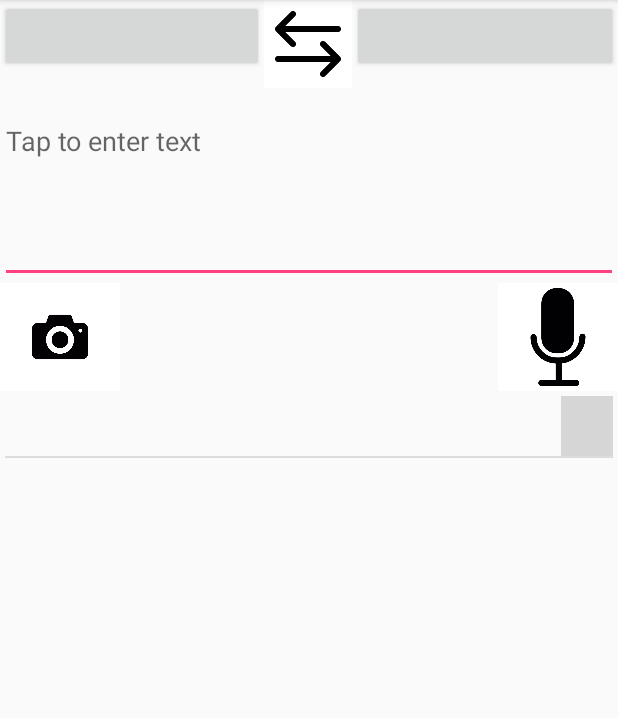
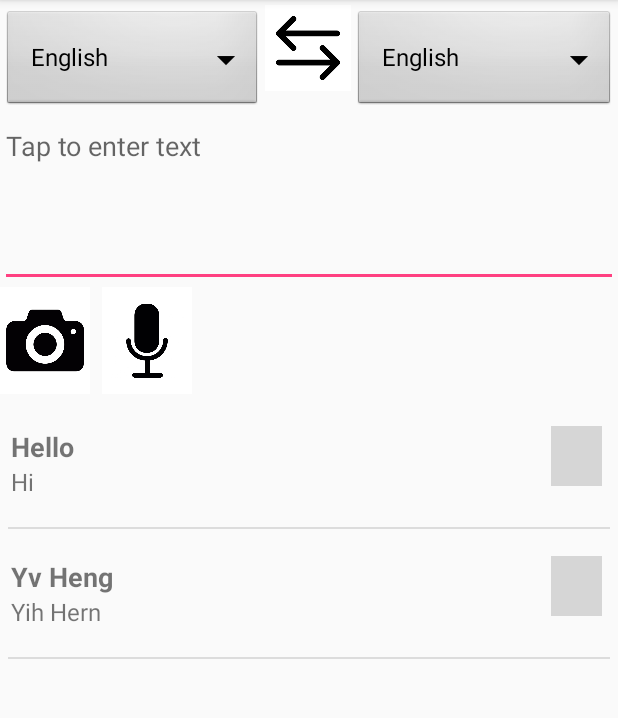
Before and after one commit to yvheng/LexiconDictionary, an Android app: the screen it shows after launch (MainActivity), on a phone screen of 412 x 824 dp, the part 84-802 px from its top. Run offline under Robolectric (Android 15) with nearby library versions, the light colour scheme and no system bars; grey boxes are pictures that could not be loaded.

Commit message:
implemented spinner

```diff
--- a/app/src/main/AndroidManifest.xml
+++ b/app/src/main/AndroidManifest.xml
@@ -4,9 +4,9 @@
 
     <application
         android:allowBackup="true"
-        android:icon="@mipmap/ic_launcher"
+        android:icon="@drawable/app_logo"
         android:label="@string/app_name"
-        android:roundIcon="@mipmap/ic_launcher_round"
+        android:roundIcon="@drawable/app_logo"
         android:supportsRtl="true"
         android:theme="@style/AppTheme">
 
--- a/app/src/main/java/com/example/family/lexicondictionary/MainActivity.java
+++ b/app/src/main/java/com/example/family/lexicondictionary/MainActivity.java
@@ -4,7 +4,9 @@ import android.support.v7.app.AppCompatActivity;
 import android.os.Bundle;
 import android.view.View;
 import android.widget.AdapterView;
+import android.widget.ArrayAdapter;
 import android.widget.ListView;
+import android.widget.Spinner;
 
 import com.example.family.lexicondictionary.Adapter.HistoryListAdapter;
 
@@ -12,10 +14,12 @@ import java.util.List;
 
 public class MainActivity extends AppCompatActivity {
     //Add data in the array from database, can be done in onCreate with methods
-    String[] originalWordArray = {""};
-    String[] translatedWordArray = {""};
+    String[] originalWordArray = {"Hello","Yv Heng"};
+    String[] translatedWordArray = {"Hi","Yih Hern"};
+    String[] languages = {"English", "Malay", "Mandarin"};
 
     ListView listView;
+    Spinner translateFromList, translateToList;
 
     @Override
     protected void onCreate(Bundle savedInstanceState) {
@@ -24,6 +28,13 @@ public class MainActivity extends AppCompatActivity {
 
         HistoryListAdapter historyListAdapter = new HistoryListAdapter(this,
                 originalWordArray, translatedWordArray);
+
+        translateFromList = (Spinner)findViewById(R.id.translateFrom);
+        translateToList = (Spinner)findViewById(R.id.translateTo) ;
+        ArrayAdapter<String> spinnerAdapter = new ArrayAdapter<String>(this,
+                android.R.layout.simple_spinner_dropdown_item, languages);
+        translateFromList.setAdapter(spinnerAdapter);
+        translateToList.setAdapter(spinnerAdapter);
 
         listView = (ListView) findViewById(R.id.historyList);
         listView.setAdapter(historyListAdapter);
--- a/app/src/main/res/layout/activity_main.xml
+++ b/app/src/main/res/layout/activity_main.xml
@@ -14,12 +14,19 @@
         android:layout_height="0dp"
         android:layout_weight="1"
         android:orientation="horizontal"
+        android:layout_marginTop="3dp"
         android:weightSum="7">
 
-        <Button
+        <Spinner
             android:id="@+id/translateFrom"
             android:layout_width="0dp"
-            android:layout_height="wrap_content"
+            android:layout_height="match_parent"
+            android:layout_marginBottom="0dp"
+            android:layout_marginLeft="2dp"
+            android:layout_marginRight="2dp"
+            android:layout_marginTop="2dp"
+            android:background="@android:drawable/btn_dropdown"
+            android:spinnerMode="dropdown"
             android:layout_weight="3" />
 
         <ImageButton
@@ -33,10 +40,16 @@
             android:scaleType="fitCenter"
             app:srcCompat="@drawable/exchange_button" />
 
-        <Button
+        <Spinner
             android:id="@+id/translateTo"
             android:layout_width="0dp"
-            android:layout_height="wrap_content"
+            android:layout_height="match_parent"
+            android:layout_marginBottom="0dp"
+            android:layout_marginLeft="2dp"
+            android:layout_marginRight="2dp"
+            android:layout_marginTop="2dp"
+            android:background="@android:drawable/btn_dropdown"
+            android:spinnerMode="dropdown"
             android:layout_weight="3" />
 
     </LinearLayout>
@@ -64,7 +77,7 @@
 
         <ImageButton
             android:id="@+id/camera"
-            android:layout_width="80dp"
+            android:layout_width="60dp"
             android:layout_height="0dp"
             android:adjustViewBounds="true"
             android:background="@android:color/white"
@@ -80,19 +93,20 @@
 
         <ImageButton
             android:id="@+id/recorder"
-            android:layout_width="80dp"
+            android:layout_width="60dp"
             android:layout_height="0dp"
             android:adjustViewBounds="true"
             android:background="@android:color/white"
-            android:padding="3dp"
+            android:padding="5dp"
             android:scaleType="fitCenter"
             app:layout_constraintBottom_toBottomOf="parent"
-            app:layout_constraintHorizontal_bias="1.0"
-            app:layout_constraintLeft_toLeftOf="parent"
             app:layout_constraintRight_toRightOf="parent"
             app:layout_constraintTop_toTopOf="parent"
             app:layout_constraintVertical_bias="0.0"
-            app:srcCompat="@drawable/recorder_button" />
+            app:srcCompat="@drawable/recorder_button"
+            app:layout_constraintLeft_toRightOf="@+id/camera"
+            android:layout_marginLeft="8dp"
+            app:layout_constraintHorizontal_bias="0.0" />
 
     </android.support.constraint.ConstraintLayout>
 
@@ -100,8 +114,8 @@
         android:id="@+id/historyList"
         android:layout_width="match_parent"
         android:layout_height="0dp"
-        android:layout_marginLeft="3dp"
-        android:layout_marginRight="3dp"
+        android:layout_marginLeft="5dp"
+        android:layout_marginRight="5dp"
         android:layout_marginTop="3dp"
         android:layout_weight="7"
         tools:layout_editor_absoluteX="8dp"
--- a/app/src/main/res/layout/history_list.xml
+++ b/app/src/main/res/layout/history_list.xml
@@ -8,7 +8,7 @@
 
     <LinearLayout
         android:layout_width="match_parent"
-        android:layout_height="40dp"
+        android:layout_height="wrap_content"
         android:layout_weight="7"
         android:orientation="vertical">
 
@@ -23,9 +23,10 @@
             android:layout_width="match_parent"
             android:layout_height="wrap_content"
             android:layout_weight="1"
+            android:layout_marginLeft="2dp"
             android:gravity="start"
             android:textAlignment="textStart"
-            android:textSize="16sp"
+            android:textSize="18sp"
             android:textStyle="bold" />
 
         <TextView
@@ -33,8 +34,10 @@
             android:layout_width="match_parent"
             android:layout_height="wrap_content"
             android:layout_weight="1"
+            android:layout_marginLeft="2dp"
             android:gravity="start"
-            android:textAlignment="textStart" />
+            android:textAlignment="textStart"
+            android:textSize="16sp" />
 
         <TextView
             android:id="@+id/spacing2"
@@ -48,11 +51,15 @@
         android:id="@+id/favoriteButton"
         android:layout_width="wrap_content"
         android:layout_height="40dp"
+        android:layout_marginBottom="12dp"
+        android:layout_marginLeft="0dp"
+        android:layout_marginRight="5dp"
+        android:layout_marginTop="18dp"
         android:layout_weight="1"
         android:adjustViewBounds="true"
         android:background="@android:color/white"
-        android:padding="3dp"
+        android:padding="2dp"
         android:scaleType="fitCenter"
-        app:srcCompat="@drawable/emptyStar_button" />
+        app:srcCompat="@drawable/emptystar_button" />
 
 </LinearLayout>
```
Also changed, not shown: app/src/main/res/drawable/camera_button.png.
